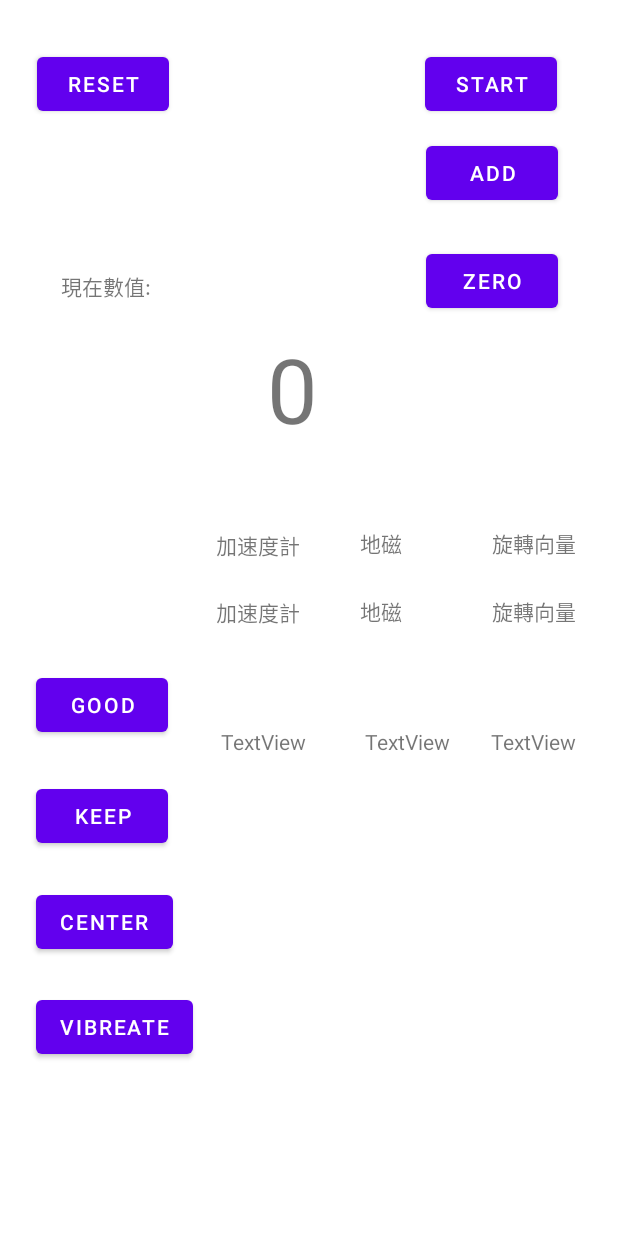
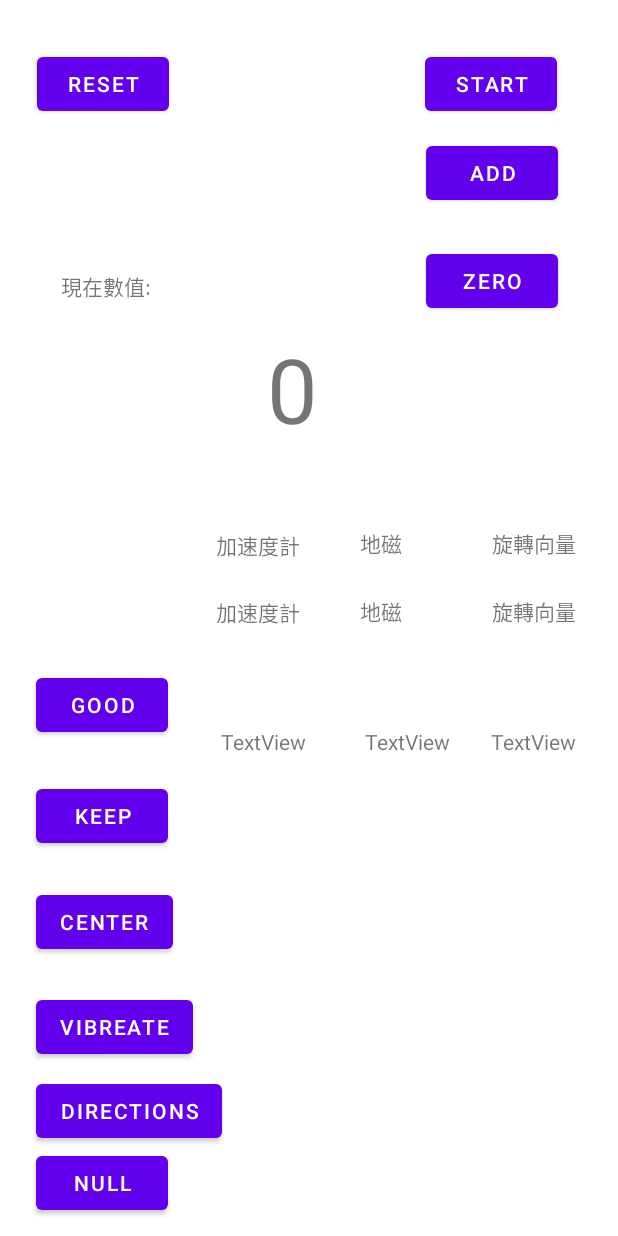
Before and after one commit to yanyanCHEN588/basework_test, an Android app: the ViewActivity screen opened directly, with no data from a screen before it, on a phone screen of 412 x 824 dp. Run offline under Robolectric (Android 15) with nearby library versions, the phone set to English and light mode, and no system bars; pictures from the network do not load.

Commit message:
Sound broadcasting direction

```diff
--- a/app/src/main/java/com/example/basework_test/ViewActivity.java
+++ b/app/src/main/java/com/example/basework_test/ViewActivity.java
@@ -41,11 +41,12 @@ public class ViewActivity extends AppCompatActivity implements OnClickListener,
 //    Double counter = 0.0;
 
     //    TextView timerText;
-    Button stopStartButton,btGood,btKeep,btCenter;
+    Button stopStartButton,btGood,btKeep,btCenter,btDirection;
 
     Timer timer;
     TimerTask timerTask;
     Double time = 0.0;
+    float azi;
 
     boolean timerStarted = false;
     SoundPool soundPool;
@@ -111,12 +112,13 @@ public class ViewActivity extends AppCompatActivity implements OnClickListener,
         btKeep.setOnClickListener(this);
         btCenter.setOnClickListener(this);
 
+
         //設置音校屬性
         AudioAttributes attr = new AudioAttributes.Builder().setUsage(AudioAttributes.USAGE_ASSISTANCE_NAVIGATION_GUIDANCE) //設置音效使用場景
                 .setContentType(AudioAttributes.CONTENT_TYPE_MUSIC).build(); // 設置音樂類型
         //soundPool Setting
         soundPool = new SoundPool.Builder().setAudioAttributes(attr) // 將屬給予音效池
-                .setMaxStreams(20) // 設置最多可以容納個音效數量，我先估計20個拉
+                .setMaxStreams(40) // 設置最多可以容納個音效數量，我先估計40個拉
                 .build(); //
 
         // load 方法加載至指定音樂文件，並返回所加載的音樂ID然後給hashmap Int
@@ -124,6 +126,29 @@ public class ViewActivity extends AppCompatActivity implements OnClickListener,
         soundMap.put(1, soundPool.load(this, R.raw.good, 1));
         soundMap.put(2, soundPool.load(this, R.raw.keep, 1));
         soundMap.put(3, soundPool.load(this, R.raw.objincenter, 1));
+        soundMap.put(4, soundPool.load(this, R.raw.up, 1));
+        soundMap.put(5, soundPool.load(this, R.raw.down, 1));
+        soundMap.put(6, soundPool.load(this, R.raw.right, 1));
+        soundMap.put(7, soundPool.load(this, R.raw.left, 1));
+        soundMap.put(8, soundPool.load(this, R.raw.riser, 1));
+        soundMap.put(9, soundPool.load(this, R.raw.flat, 1));
+        soundMap.put(10, soundPool.load(this, R.raw.okazi, 1));
+        soundMap.put(11, soundPool.load(this, R.raw.bigtrunright, 1));
+        soundMap.put(12, soundPool.load(this, R.raw.bigturnleft, 1));
+        soundMap.put(13, soundPool.load(this, R.raw.trunright, 1));
+        soundMap.put(14, soundPool.load(this, R.raw.turnleft, 1));
+        soundMap.put(15, soundPool.load(this, R.raw.slightlyright, 1));
+        soundMap.put(16, soundPool.load(this, R.raw.slightlyleft, 1));
+        soundMap.put(17, soundPool.load(this, R.raw.north, 1));
+        soundMap.put(18, soundPool.load(this, R.raw.eastnorth, 1));
+        soundMap.put(19, soundPool.load(this, R.raw.east, 1));
+        soundMap.put(20, soundPool.load(this, R.raw.eastsouth, 1));
+        soundMap.put(21, soundPool.load(this, R.raw.south, 1));
+        soundMap.put(22, soundPool.load(this, R.raw.westsouth, 1));
+        soundMap.put(23, soundPool.load(this, R.raw.west, 1));
+        soundMap.put(24, soundPool.load(this, R.raw.westnorth, 1));
+
+
 
 
 
@@ -298,7 +323,16 @@ public class ViewActivity extends AppCompatActivity implements OnClickListener,
         vibrate();
     }
 
+    public void OnClickDirection(View view){
 
+        int iAzimuth = (int)azi;
+        int index = SOTWFormatter.findClosestIndex(iAzimuth);
+        if (index == 8){index = 0;}
+        soundPool.play(soundMap.get(index+17), 1, 1, 0, 0, 1);
+    }
+    public void OnClickNull(View view){
+        vibrate();
+    }
     @Override
     public void onSensorChanged(SensorEvent sensorEvent) { //加速度計值改變時
         float x,y,z;
@@ -397,6 +431,7 @@ public class ViewActivity extends AppCompatActivity implements OnClickListener,
                     public void run() {
 //                        adjustArrow(azimuth);
                         adjustSotwLabel(azimuth);
+                        azi=azimuth;
                     }
                 });
             }
--- a/app/src/main/java/com/example/basework_test/compass/SOTWFormatter.java
+++ b/app/src/main/java/com/example/basework_test/compass/SOTWFormatter.java
@@ -54,7 +54,7 @@ public class SOTWFormatter {
      * @param target
      * @return index of the closest element
      */
-    private static int findClosestIndex(int target) {
+    public static int findClosestIndex(int target) {
         // in the original binary search https://www.geeksforgeeks.org/find-closest-number-array/
         // you will see more steps to reduce the time
         // in in this particular case the corner conditions are never true
--- a/app/src/main/res/layout/activity_view.xml
+++ b/app/src/main/res/layout/activity_view.xml
@@ -240,4 +240,30 @@
         app:layout_constraintEnd_toEndOf="parent"
         app:layout_constraintTop_toBottomOf="@+id/tv_rotateVerctorSTA"
         app:layout_constraintVertical_bias="1.0" />
+
+    <Button
+        android:id="@+id/bt_directions"
+        android:layout_width="wrap_content"
+        android:layout_height="wrap_content"
+        android:layout_marginStart="24dp"
+        android:layout_marginTop="8dp"
+        android:onClick="OnClickDirection"
+        android:text="Directions"
+        app:layout_constraintBottom_toBottomOf="parent"
+        app:layout_constraintStart_toStartOf="parent"
+        app:layout_constraintTop_toBottomOf="@+id/bt_vibreate"
+        app:layout_constraintVertical_bias="0.0" />
+
+    <Button
+        android:id="@+id/bt_null"
+        android:layout_width="wrap_content"
+        android:layout_height="wrap_content"
+        android:layout_marginStart="24dp"
+        android:layout_marginBottom="3dp"
+        android:onClick="OnClickNull"
+        android:text="null"
+        app:layout_constraintBottom_toBottomOf="parent"
+        app:layout_constraintStart_toStartOf="parent"
+        app:layout_constraintTop_toBottomOf="@+id/bt_directions"
+        app:layout_constraintVertical_bias="0.0" />
 </androidx.constraintlayout.widget.ConstraintLayout>
```
Also changed, not shown: 16 other files.
